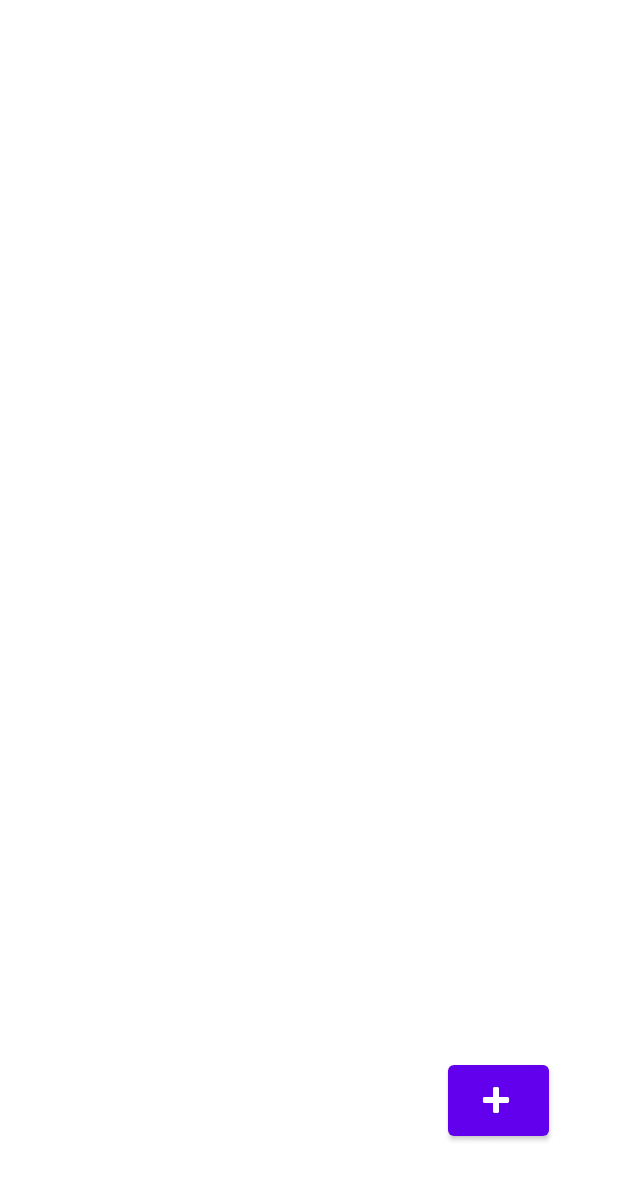
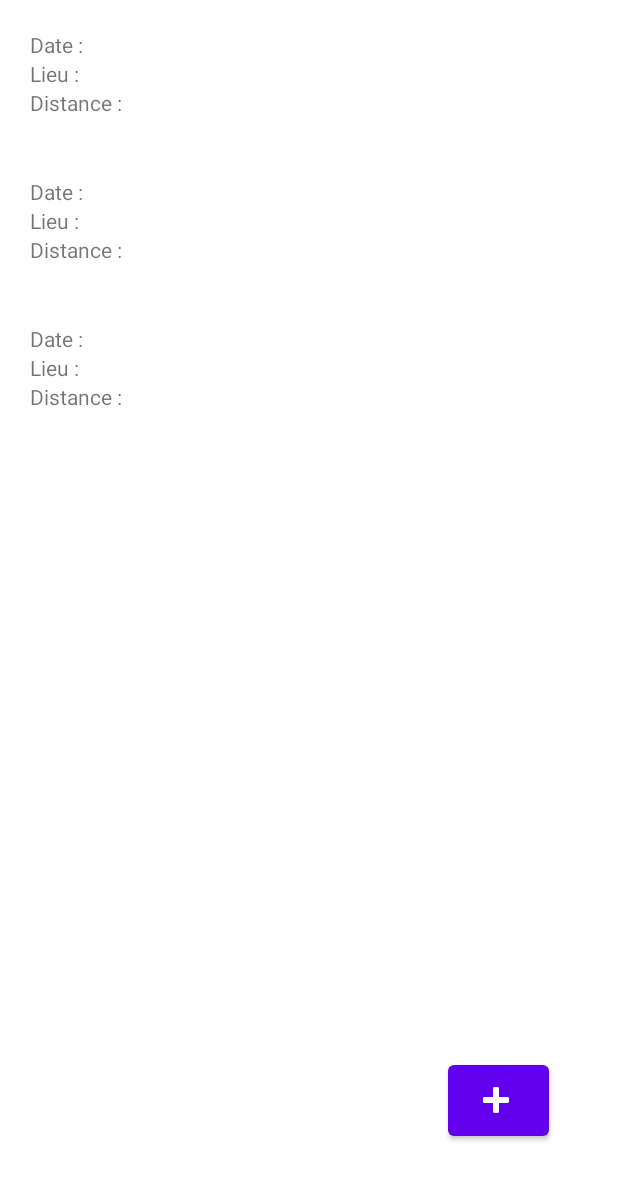
Before and after one commit to baudu69/bike_android, an Android app: the layout fragment_sortie_liste.xml on its own in the app's theme, with its tools: preview values and no code run, on a phone screen of 412 x 824 dp. Shown: the top 1180 px of the screen. Run offline under Robolectric (Android 15) with nearby library versions, the light colour scheme and no system bars; network calls fail.

Commit message:
RecyclerView Fonctionnel

```diff
--- a/app/src/main/java/fr/polytech/bike/ui/sorties/ListeSortiesViewModelFactory.kt
+++ b/app/src/main/java/fr/polytech/bike/ui/sorties/ListeSortiesViewModelFactory.kt
@@ -5,11 +5,11 @@ import androidx.lifecycle.ViewModelProvider
 import fr.polytech.bike.data.SortieRepository
 import fr.polytech.bike.ui.sorties.addsortie.AddSortieViewModel
 
-class ListeSortiesViewModelFactory(private val sortieRepository: SortieRepository): ViewModelProvider.Factory {
+class ListeSortiesViewModelFactory(private val sortieRepository: SortieRepository, private val adapter: SortieViewAdapter): ViewModelProvider.Factory {
     @Suppress("UNCHECKED_CAST")
     override fun <T : ViewModel> create(modelClass: Class<T>): T {
         if (modelClass.isAssignableFrom(ListeSortiesViewModel::class.java)) {
-            return ListeSortiesViewModel(sortieRepository) as T
+            return ListeSortiesViewModel(sortieRepository, adapter) as T
         }
         throw IllegalArgumentException("Unknown ViewModel class")
     }
--- a/app/src/main/res/layout/fragment_sortie_liste.xml
+++ b/app/src/main/res/layout/fragment_sortie_liste.xml
@@ -13,10 +13,12 @@
         android:layout_width="match_parent"
         android:layout_height="match_parent">
 
-        <ListView
-            android:id="@+id/lv_sorties"
-            android:layout_width="wrap_content"
-            android:layout_height="wrap_content" />
+        <androidx.recyclerview.widget.RecyclerView
+            android:id="@+id/rv_sorties"
+            android:layout_width="match_parent"
+            android:layout_height="match_parent"
+            tools:listitem="@layout/item_sortie"
+            />
 
         <androidx.constraintlayout.widget.ConstraintLayout
             android:layout_width="match_parent"
--- /dev/null
+++ b/app/src/main/res/layout/item_sortie.xml
@@ -0,0 +1,63 @@
+<?xml version="1.0" encoding="utf-8"?>
+<LinearLayout
+    xmlns:android="http://schemas.android.com/apk/res/android"
+    android:orientation="horizontal"
+    android:layout_width="match_parent"
+    android:layout_height="wrap_content"
+    android:padding="20dip">
+
+    <LinearLayout
+        android:layout_width="0dp"
+        android:layout_height="match_parent"
+        android:layout_weight="1"
+        android:orientation="vertical">
+
+        <TextView
+            android:id="@+id/tv_item_label_datesortie"
+            android:layout_width="match_parent"
+            android:layout_height="wrap_content"
+            android:layout_weight="1"
+            android:text="@string/item_sortie_date" />
+
+        <TextView
+            android:id="@+id/tv_item_label_lieusortie"
+            android:layout_width="match_parent"
+            android:layout_height="wrap_content"
+            android:layout_weight="1"
+            android:text="@string/item_sortie_lieu" />
+
+        <TextView
+            android:id="@+id/tv_item_label_kmsortie"
+            android:layout_width="match_parent"
+            android:layout_height="wrap_content"
+            android:layout_weight="1"
+            android:text="@string/item_sortie_distance" />
+
+    </LinearLayout>
+
+    <LinearLayout
+        android:layout_width="200dp"
+        android:layout_height="match_parent"
+        android:layout_weight="1"
+        android:orientation="vertical">
+
+        <TextView
+            android:id="@+id/tv_item_datesortie"
+            android:layout_width="match_parent"
+            android:layout_height="wrap_content"
+            android:layout_weight="1" />
+
+        <TextView
+            android:id="@+id/tv_item_lieusortie"
+            android:layout_width="match_parent"
+            android:layout_height="wrap_content"
+            android:layout_weight="1" />
+
+        <TextView
+            android:id="@+id/tv_item_kmsortie"
+            android:layout_width="wrap_content"
+            android:layout_height="wrap_content"
+            android:layout_weight="1" />
+    </LinearLayout>
+
+</LinearLayout>
--- a/app/src/main/res/values/strings.xml
+++ b/app/src/main/res/values/strings.xml
@@ -28,4 +28,7 @@
     <string name="signup_password">Mot de passe</string>
     <string name="signup_password_confirm">Confirmation mot de passe</string>
     <string name="signup_valid">Valider</string>
+    <string name="item_sortie_date">Date :</string>
+    <string name="item_sortie_lieu">Lieu :</string>
+    <string name="item_sortie_distance">Distance :</string>
 </resources>
```
Also changed, not shown: app/src/main/java/fr/polytech/bike/ui/sorties/ListeSortiesViewModel.kt (+12 -4 lines), app/src/main/java/fr/polytech/bike/ui/sorties/SortieListeFragment.kt (+21 -22 lines), app/src/main/java/fr/polytech/bike/ui/sorties/SortieViewAdapter.kt (added, +91 -0 lines), app/src/main/java/fr/polytech/bike/ui/sorties/SortieViewHolder.kt (added, +13 -0 lines).
